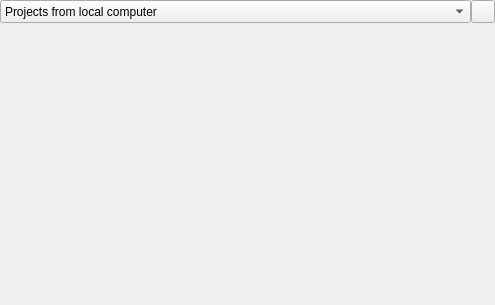
Qt form src/bin/scenarist-mobile/UserInterfaceLayer/StartUp/StartUpView.ui (dimkanovikov/KITScenarist) before a commit.
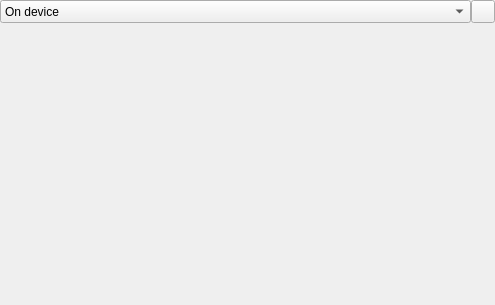
The same form after that commit. Icons and pictures are not drawn.

```diff
--- a/src/bin/scenarist-mobile/UserInterfaceLayer/StartUp/StartUpView.ui
+++ b/src/bin/scenarist-mobile/UserInterfaceLayer/StartUp/StartUpView.ui
@@ -122,7 +122,7 @@
         </property>
         <item>
          <property name="text">
-          <string>Projects from local computer</string>
+          <string>On device</string>
          </property>
         </item>
        </widget>
```
